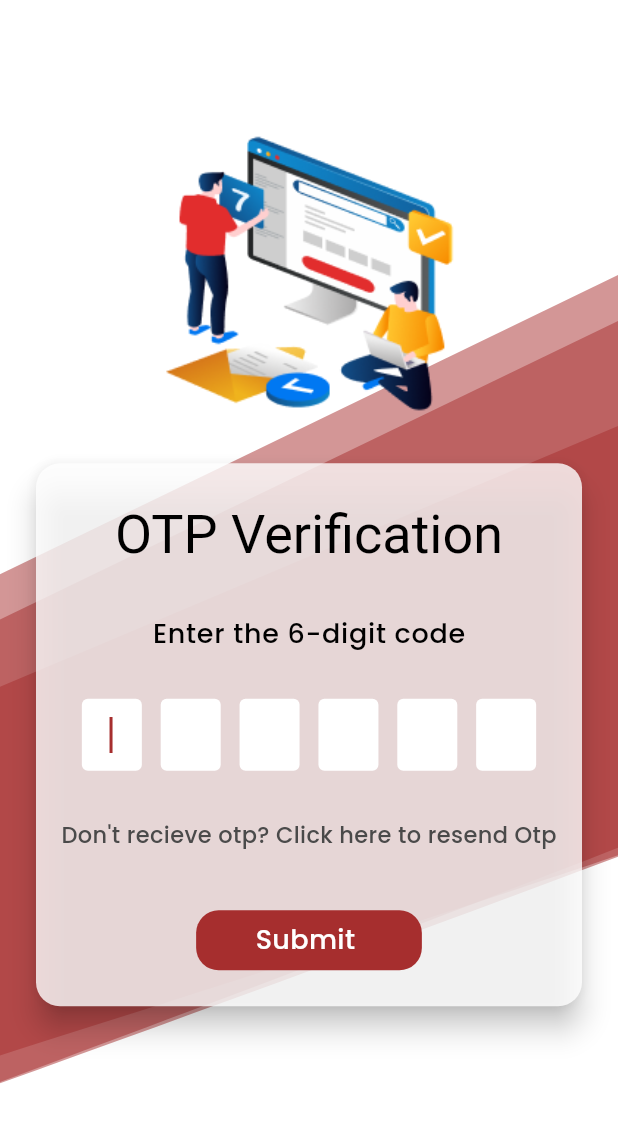
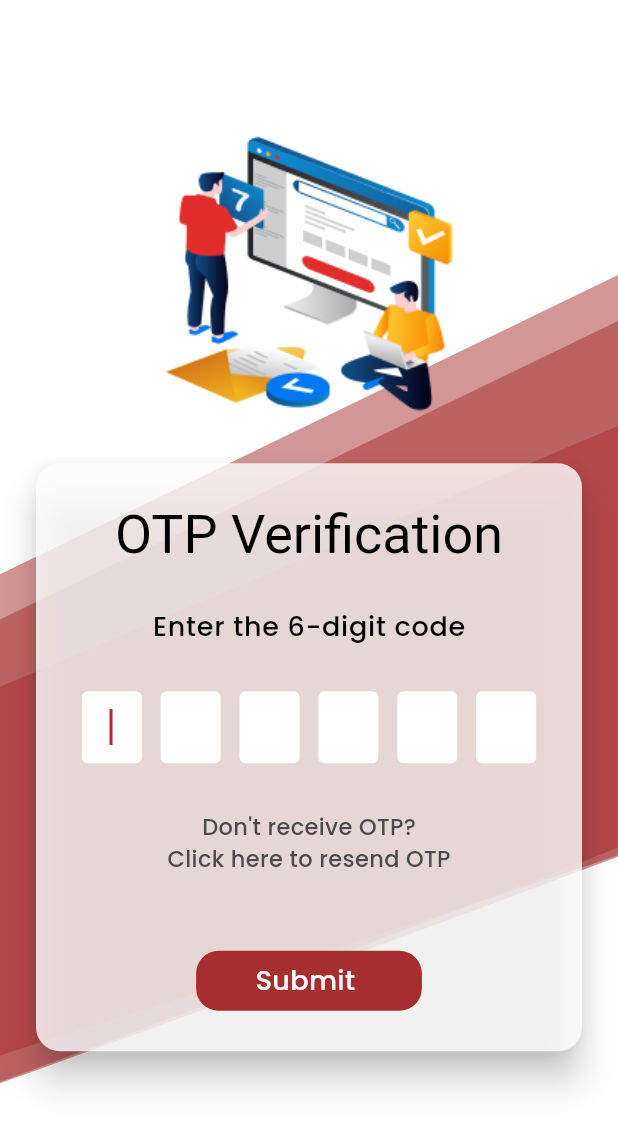
Before and after one commit to lrdpublicschooldevs/LRD-Public-School, a Flutter app: the OtpScreen screen opened directly, on a phone screen of 412 x 824 dp. Shown: the top 1130 px of the screen. Run offline on Flutter 3.47's test engine with Material 3 defaults, Android fonts, the phone set to English and light mode, and no system bars; our stand-ins replace dropdown_button2, flutter_svg, get.

Commit message:
Solved overflow problem and made small changes to the UI

```diff
--- a/lib/Pages/Auth/otpscreen.dart
+++ b/lib/Pages/Auth/otpscreen.dart
@@ -1,5 +1,6 @@
+import 'package:flutter/cupertino.dart';
 import 'package:flutter/material.dart';
-import 'package:flutter_svg/svg.dart';
+import 'package:flutter_svg/flutter_svg.dart';
 import 'package:get/get.dart';
 import 'package:myapp/Config/images.dart';
 import 'package:myapp/Pages/DashBoard/dashboard.dart';
@@ -100,9 +101,9 @@ class _OtpScreenState extends State<OtpScreen> {
             left: 20,
             right: 20,
             child: Container(
-              height: 370,
+              height: 400,
               child: Card(
-                elevation: 8,
+                elevation: 10,
                 shape: RoundedRectangleBorder(
                   borderRadius: BorderRadius.circular(16),
                 ),
@@ -119,7 +120,7 @@ class _OtpScreenState extends State<OtpScreen> {
                           style: Theme.of(context).textTheme.displaySmall,
                         ),
                       ),
-                      const SizedBox(height: 30),
+                      const SizedBox(height: 25),
                       Center(
                         child: Text(
                           'Enter the 6-digit code',
@@ -129,6 +130,8 @@ class _OtpScreenState extends State<OtpScreen> {
                       SizedBox(height: 30),
                       Padding(
                         padding: const EdgeInsets.symmetric(horizontal: 2),
+                        child: ConstrainedBox(
+                          constraints: BoxConstraints(maxWidth: MediaQuery.of(context).size.width),
                           child: Row(
                             mainAxisAlignment: MainAxisAlignment.spaceEvenly,
                             children: [
@@ -136,18 +139,32 @@ class _OtpScreenState extends State<OtpScreen> {
                             ],
                           ),
                         ),
+                      ),
                       const SizedBox(height: 30),
                       Row(
                         mainAxisAlignment: MainAxisAlignment.center,
                         children: [
+                          Column(
+                            mainAxisAlignment: MainAxisAlignment.center,
+                            children: [
                               Text(
-                            "Don't recieve otp? Click here to resend Otp",
+                                "Don't receive OTP?",
                                 style: Theme.of(context).textTheme.bodyMedium,
-                          )
+                                textAlign: TextAlign.center,
+                              ),
+                              Text(
+                                "Click here to resend OTP",
+                                style: Theme.of(context).textTheme.bodyMedium,
+                                textAlign: TextAlign.center,
+                              ),
                             ],
                           ),
+                        ],
+                      ),
+
                       const SizedBox(height: 40),
-                      Row(
+                      Expanded(
+                        child: Row(
                           mainAxisAlignment: MainAxisAlignment.center,
                           children: [
                             PrimaryBtn(
@@ -157,6 +174,7 @@ class _OtpScreenState extends State<OtpScreen> {
                               },
                             ),
                           ],
+                        ),
                       )
                     ],
                   ),
```
Also changed, not shown: assets/icons/notification.svg, lib/Pages/Student_profile/test.dart (added). Lines whose indentation alone changed are shown as unchanged.
